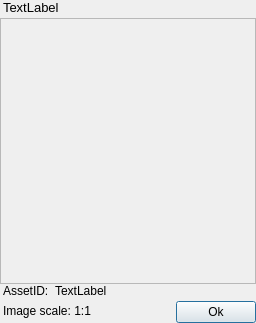
Qt form bin/data/ui/texture_preview.ui (realXtend/tundra) before a commit.
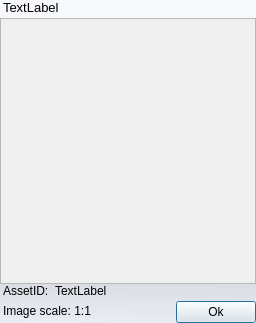
The same form after that commit.

Patch:
```diff
--- a/bin/data/ui/texture_preview.ui
+++ b/bin/data/ui/texture_preview.ui
@@ -20,7 +20,7 @@
    <string>Dialog</string>
   </property>
   <property name="styleSheet">
-   <string>QDialog#TextureDialog{
+   <string>QDialog#main{
 	background-color: qlineargradient(spread:pad, x1:0.006, y1:0, x2:0, y2:1, stop:0.142045 rgba(229, 234, 243, 50), stop:0.295455 rgba(209, 215, 221, 150), stop:0.65 rgba(179, 183, 196, 150), stop:1 rgba(222, 227, 236, 100));
 	padding: 5px;
 }
```
Left out of the diff: 2 changed lines with no effect on the pictures.
